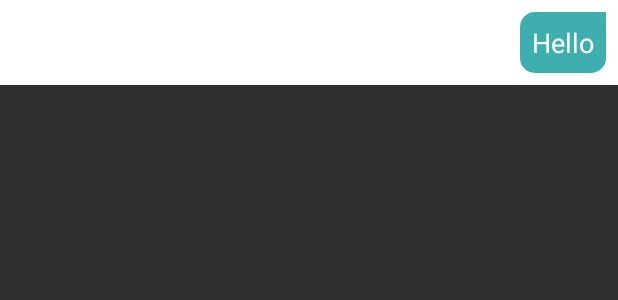
After one commit to Pransh-Coder/InternshipApp, an Android app: the layout chat_item_right.xml on its own in the app's theme, with its tools: preview values and no code run, on a phone screen of 412 x 824 dp. The commit adds this screen. Shown: the top 300 px of the screen. Run offline under Robolectric (Android 15) with nearby library versions, the phone set to English and light mode, and no system bars.

Commit message:
Fixed the app for showing messages Left and Right on screen major changes done in xml inchat_item_ right and left  changing id and making them same in both XML

```diff
--- /dev/null
+++ b/app/src/main/res/drawable/background_right.xml
@@ -0,0 +1,11 @@
+<?xml version="1.0" encoding="utf-8"?>
+<shape xmlns:android="http://schemas.android.com/apk/res/android"
+    android:shape="rectangle">
+
+    <corners
+        android:radius="10dp"
+        android:topRightRadius="0dp"/>
+
+    <solid android:color="@color/colorPrimary"/>
+
+</shape>
--- /dev/null
+++ b/app/src/main/res/layout/chat_item_right.xml
@@ -0,0 +1,33 @@
+<?xml version="1.0" encoding="utf-8"?>
+<RelativeLayout
+    xmlns:android="http://schemas.android.com/apk/res/android"
+    android:padding="8dp"
+    android:layout_width="match_parent"
+    android:layout_height="wrap_content"
+    android:background="@android:color/white">
+
+    <RelativeLayout
+        android:layout_width="300dp"
+        android:layout_alignParentRight="true"
+        android:layout_height="wrap_content">
+
+        <de.hdodenhof.circleimageview.CircleImageView
+            android:layout_width="wrap_content"
+            android:layout_height="wrap_content"
+            android:id="@+id/profile_Img1"
+            android:visibility="gone"/>
+
+        <TextView
+            android:id="@+id/show_message1"
+            android:layout_width="wrap_content"
+            android:layout_height="wrap_content"
+            android:textSize="18sp"
+            android:layout_alignParentRight="true"
+            android:background="@drawable/background_right"
+            android:text="Hello"
+            android:textColor="#fff"
+            android:padding="8dp"/>
+
+    </RelativeLayout>
+
+</RelativeLayout>
```
Also changed, not shown: app/src/main/java/com/example/internshipapp/Adapter/MessageAdapter.java (added, +100 -0 lines), app/src/main/java/com/example/internshipapp/MessageActivity.java (+64 -7 lines), app/src/main/java/com/example/internshipapp/model/Chat.java (added, +27 -0 lines), app/src/main/res/drawable/background_left.xml (added, +11 -0 lines), app/src/main/res/layout/chat_item_left.xml (added, +34 -0 lines).
